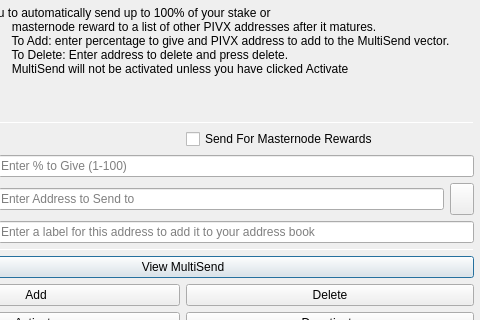
The window that src/qt/forms/multisenddialog.ui (WisprProject/core) describes before a commit, drawn with Qt 5; both pictures show x 114 to 594 and y 0 to 320 of the 594 by 526 pixel window.
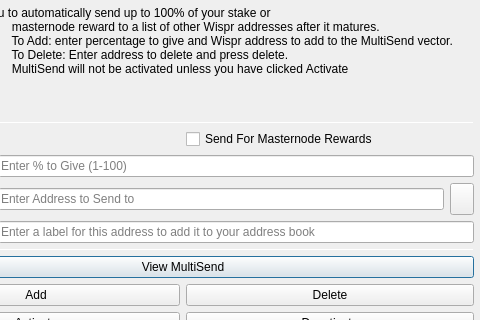
The same window after the commit. Icons and pictures are not drawn.

What changed in the file:
```diff
--- a/src/qt/forms/multisenddialog.ui
+++ b/src/qt/forms/multisenddialog.ui
@@ -38,8 +38,8 @@
                             </property>
                             <property name="text">
                                 <string>MultiSend allows you to automatically send up to 100% of your stake or
-                                    masternode reward to a list of other PIVX addresses after it matures.
-                                    To Add: enter percentage to give and PIVX address to add to the MultiSend vector.
+                                    masternode reward to a list of other Wispr addresses after it matures.
+                                    To Add: enter percentage to give and Wispr address to add to the MultiSend vector.
                                     To Delete: Enter address to delete and press delete.
                                     MultiSend will not be activated unless you have clicked Activate
                                 </string>
```
